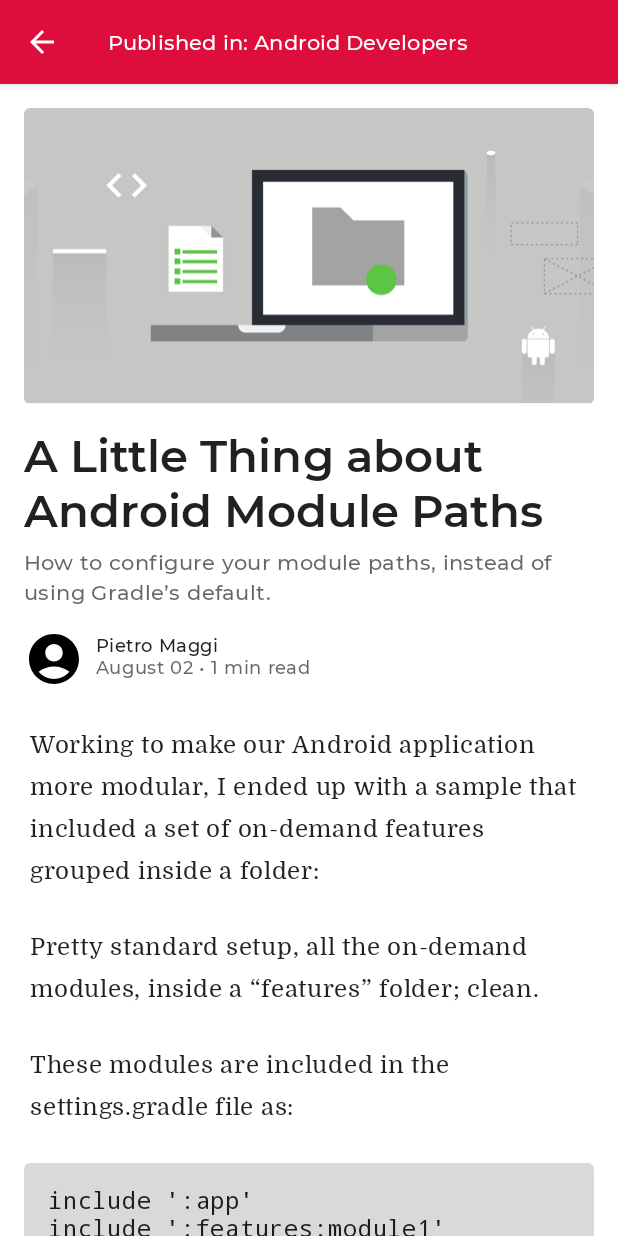
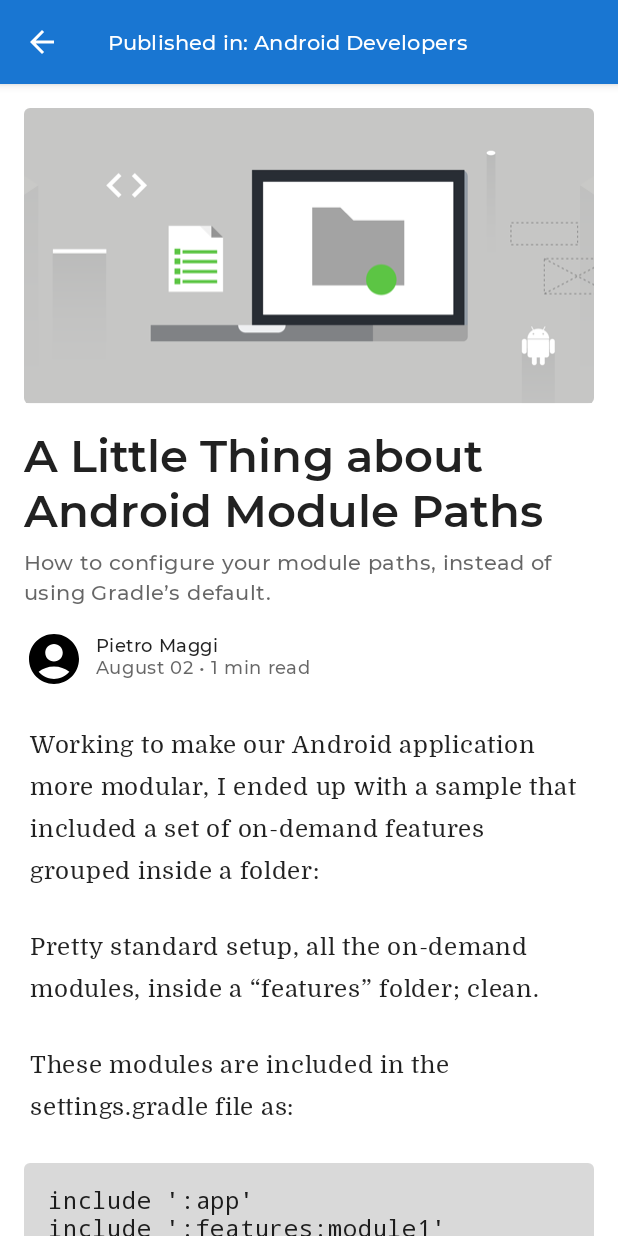
Before and after one commit to JHiltunen/JetPackComposeAccessibility, an Android app built with Jetpack Compose: the screen it shows after launch (MainActivity), after a tap on "A Little Thing about Android Module Path", on a phone screen of 412 x 824 dp. Run offline under Robolectric (Android 15) with nearby library versions, the phone set to English and light mode, and no system bars; our stand-ins replace accompanist; 4 statements that could not run were skipped.

Commit message:
Change colors

```diff
--- a/app/src/main/java/com/example/jetnews/ui/interests/InterestsScreen.kt
+++ b/app/src/main/java/com/example/jetnews/ui/interests/InterestsScreen.kt
@@ -172,6 +172,7 @@ private fun TopicItem(itemTitle: String, selected: Boolean, onToggle: () -> Unit
                 role = Role.Checkbox
             )
             .padding(horizontal = 16.dp, vertical = 8.dp)
+            .padding(horizontal = 16.dp, vertical = 8.dp)
     ) {
         Image(
             painter = image,
--- a/app/src/main/java/com/example/jetnews/ui/theme/Color.kt
+++ b/app/src/main/java/com/example/jetnews/ui/theme/Color.kt
@@ -18,8 +18,8 @@ package com.example.jetnews.ui.theme
 
 import androidx.compose.ui.graphics.Color
 
-val Red200 = Color(0xfff297a2)
-val Red300 = Color(0xffea6d7e)
-val Red700 = Color(0xffdd0d3c)
-val Red800 = Color(0xffd00036)
-val Red900 = Color(0xffc20029)
+val Blue200 = Color(0xFF26C6DA)
+val Blue300 = Color(0xFF4FC3F7)
+val Blue700 = Color(0xFF1976D2)
+val Blue800 = Color(0xFF1565C0)
+val Blue900 = Color(0xFF0D47A1)
--- a/app/src/main/java/com/example/jetnews/ui/theme/Theme.kt
+++ b/app/src/main/java/com/example/jetnews/ui/theme/Theme.kt
@@ -24,22 +24,22 @@ import androidx.compose.runtime.Composable
 import androidx.compose.ui.graphics.Color
 
 private val LightThemeColors = lightColors(
-    primary = Red700,
-    primaryVariant = Red900,
+    primary = Blue700,
+    primaryVariant = Blue900,
     onPrimary = Color.White,
-    secondary = Red700,
-    secondaryVariant = Red900,
+    secondary = Blue700,
+    secondaryVariant = Blue900,
     onSecondary = Color.White,
-    error = Red800
+    error = Blue800
 )
 
 private val DarkThemeColors = darkColors(
-    primary = Red300,
-    primaryVariant = Red700,
+    primary = Blue300,
+    primaryVariant = Blue700,
     onPrimary = Color.Black,
-    secondary = Red300,
+    secondary = Blue300,
     onSecondary = Color.Black,
-    error = Red200
+    error = Blue200
 )
 
 @Composable
--- a/app/src/main/res/values/colors.xml
+++ b/app/src/main/res/values/colors.xml
@@ -13,7 +13,7 @@
   the License.
   -->
 <resources>
-    <color name="red700">#dd0d3e</color>
-    <color name="red900">#c20029</color>
+    <color name="red700">#0288D1</color>
+    <color name="red900">#01579B</color>
     <color name="status_bar">@color/red900</color>
 </resources>
```
